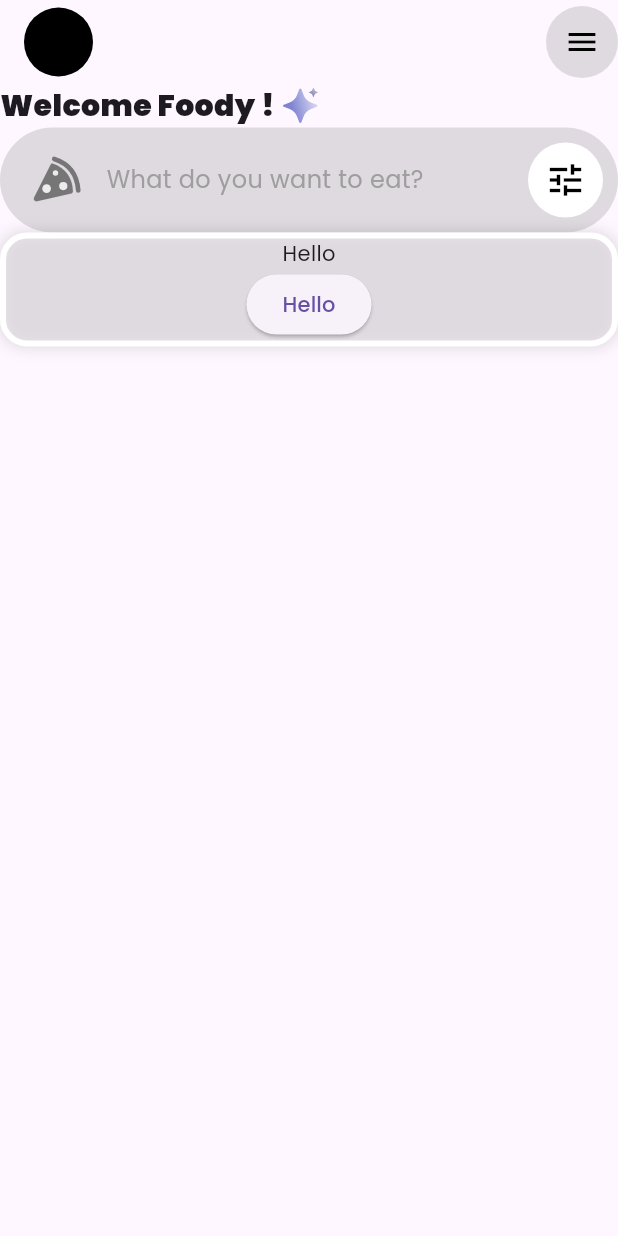
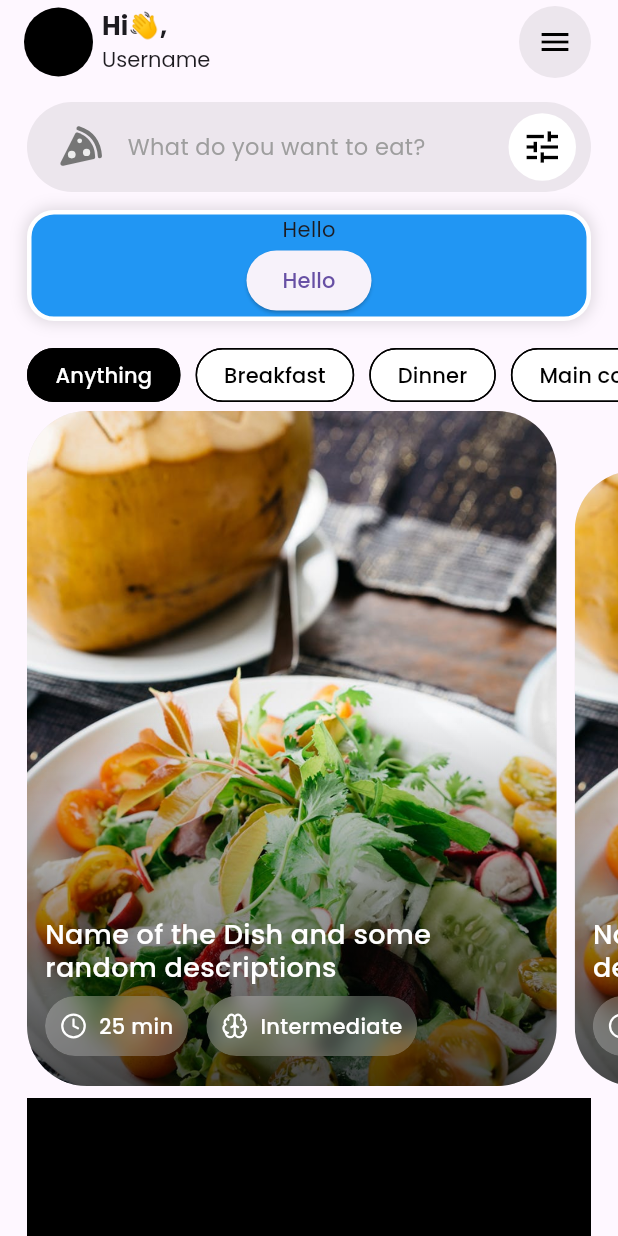
Before and after one commit to Nishan123/Yumm-AI, a Flutter app: the screen it shows after launch, on a phone screen of 412 x 824 dp. Run offline on Flutter 3.47's test engine with Material 3 defaults, Android fonts, the phone set to English and light mode, and no system bars; our stand-ins replace flutter_lucide, flutter_svg.

Commit message:
Add new home screen features and styles
- Introduced a new image asset for food recommendations.
- Updated color definitions in app_colors.dart.
- Enhanced text styles in app_text_styles.dart.
- Refactored HomeScreen to use state management and added food type selection.
- Implemented RecommendedFoodScrollSnap and HomeFoodRecommendations widgets.
- Created CustomChoiceChip for food type selection.
- Updated HomeAppBar to display user greeting.
- Modified HomeSearchBar layout and dimensions.
- Removed WelcomeText widget as part of the redesign.
- Adjusted PurchasePremiumCard styling and layout.
- Added card_swiper dependency for enhanced UI components.

```diff
--- a/lib/core/styles/app_colors.dart
+++ b/lib/core/styles/app_colors.dart
@@ -2,7 +2,8 @@ import 'package:flutter/material.dart';
 
 class AppColors {
   static Color blackColor = Colors.black;
-  static Color lightBlackColor = Colors.black12;
+  static Color lightBlackColor = const Color.fromARGB(18, 0, 0, 0);
+  static Color shadowColor = const Color.fromARGB(33, 0, 0, 0);
+  static Color whiteShadowColor = const Color.fromARGB(32, 255, 255, 255);
   static Color whiteColor = Colors.white;
-
 }
--- a/lib/core/styles/app_text_styles.dart
+++ b/lib/core/styles/app_text_styles.dart
@@ -5,4 +5,18 @@ class AppTextStyles {
     fontSize: 20,
     fontWeight: FontWeight.w900,
   );
+  static const TextStyle normalText = TextStyle(
+    fontSize: 14,
+    fontWeight: FontWeight.w500,
+  );
+  static const TextStyle h3 = TextStyle(
+    fontSize: 18,
+    fontWeight: FontWeight.w500,
+    height: 1.2,
+  );
+  static const TextStyle h5 = TextStyle(
+    fontSize: 17,
+    fontWeight: FontWeight.w700,
+    height: 1.2,
+  );
 }
--- a/lib/screens/home/home_screen.dart
+++ b/lib/screens/home/home_screen.dart
@@ -1,23 +1,71 @@
 import 'package:flutter/material.dart';
+import 'package:yumm_ai/core/styles/app_colors.dart';
 import 'package:yumm_ai/screens/home/widgets/home_app_bar.dart';
 import 'package:yumm_ai/screens/home/widgets/home_search_bar.dart';
-import 'package:yumm_ai/screens/home/widgets/welcome_text.dart';
+import 'package:yumm_ai/screens/home/widgets/recommended_food_scroll_snap.dart';
+import 'package:yumm_ai/widgets/custom_choice_chip.dart';
 import 'package:yumm_ai/widgets/purchase_premium_card.dart';
 
-class HomeScreen extends StatelessWidget{
+class HomeScreen extends StatefulWidget {
   const HomeScreen({super.key});
 
   @override
+  State<HomeScreen> createState() => _HomeScreenState();
+}
+
+class _HomeScreenState extends State<HomeScreen> {
+  String selectedFoodType = "Anything";
+  @override
   Widget build(BuildContext context) {
     return Scaffold(
-      appBar:HomeAppBar(),
-      body: SafeArea(child: Column(
-        children: [
-          WelcomeText(),
-          HomeSearchBar(),
-          PurchasePremiumCard()
-        ],
-      )),
+      appBar: HomeAppBar(),
+      body: SafeArea(
+        child: SingleChildScrollView(
+          child: Column(
+            crossAxisAlignment: CrossAxisAlignment.start,
+            children: [
+              SizedBox(height: 12),
+              // Custom Search Bar
+              HomeSearchBar(),
+              //Premium Card
+              PurchasePremiumCard(),
+              //Choice Chips
+              CustomChoiceChip(
+                onFoodTypeSelected: (foodType) {
+                  setState(() {
+                    selectedFoodType = foodType;
+                  });
+                  print(selectedFoodType);
+                },
+              ),
+
+              //Recommendations Card
+              RecommendedFoodScrollSnap(),
+
+              //Top Recipes
+              ListView.builder(
+                shrinkWrap: true,
+                physics: NeverScrollableScrollPhysics(),
+                itemCount: 8,
+                itemBuilder: (context, index) {
+                  return Column(
+                    crossAxisAlignment: CrossAxisAlignment.start,
+                    children: [
+                      Container(
+                        margin: EdgeInsets.symmetric(horizontal: 18,vertical: 8),
+                        height: 220,
+                        width: double.infinity,
+                        color: AppColors.blackColor,
+                      ),
+                      Text("Recipe name")
+                    ],
+                  );
+                },
+              ),
+            ],
+          ),
+        ),
+      ),
     );
   }
 }
--- a/lib/screens/home/widgets/home_app_bar.dart
+++ b/lib/screens/home/widgets/home_app_bar.dart
@@ -1,5 +1,6 @@
 import 'package:flutter/material.dart';
 import 'package:yumm_ai/core/styles/app_colors.dart';
+import 'package:yumm_ai/core/styles/app_text_styles.dart';
 
 class HomeAppBar extends StatelessWidget implements PreferredSizeWidget {
   const HomeAppBar({super.key});
@@ -7,15 +8,38 @@ class HomeAppBar extends StatelessWidget implements PreferredSizeWidget {
   @override
   Widget build(BuildContext context) {
     return AppBar(
-      title: CircleAvatar(
-        radius: 23,
-        backgroundColor: AppColors.blackColor,
+      title: Row(
+        spacing: 6,
+        children: [
+          CircleAvatar(radius: 23, backgroundColor: AppColors.blackColor),
+          Column(
+            spacing: 2.6,
+            mainAxisSize: MainAxisSize.min,
+            crossAxisAlignment: CrossAxisAlignment.start,
+            children: [
+              Text("Hi👋,", style: AppTextStyles.h5),
+              Text(
+                "Username",
+                style: AppTextStyles.normalText.copyWith(
+                  fontWeight: FontWeight.w400,
+                ),
+              ),
+            ],
+          ),
+        ],
       ),
       actions: [
         Container(
-          decoration: BoxDecoration(shape: BoxShape.circle,color: AppColors.lightBlackColor),
-          child: IconButton(onPressed: (){},icon: Icon(Icons.menu,color: AppColors.blackColor,),),
-        )
+          margin: EdgeInsets.only(right: 18),
+          decoration: BoxDecoration(
+            shape: BoxShape.circle,
+            color: AppColors.lightBlackColor,
+          ),
+          child: IconButton(
+            onPressed: () {},
+            icon: Icon(Icons.menu, color: AppColors.blackColor),
+          ),
+        ),
       ],
     );
   }
--- /dev/null
+++ b/lib/screens/home/widgets/home_food_recommendations.dart
@@ -0,0 +1,124 @@
+import 'dart:ui';
+import 'package:flutter/material.dart';
+import 'package:flutter_lucide/flutter_lucide.dart';
+import 'package:yumm_ai/core/styles/app_colors.dart';
+import 'package:yumm_ai/core/styles/app_text_styles.dart';
+
+class HomeFoodRecommendations extends StatelessWidget {
+  const HomeFoodRecommendations({super.key});
+
+  @override
+  Widget build(BuildContext context) {
+    final mq = MediaQuery.of(context).size;
+
+    return LayoutBuilder(
+      builder: (context, constraints) {
+        return Container(
+          width: mq.width * 0.90,
+          decoration: BoxDecoration(
+            borderRadius: BorderRadius.circular(40),
+            color: AppColors.lightBlackColor,
+          ),
+          child: ClipRRect(
+            borderRadius: BorderRadius.circular(40),
+            child: Stack(
+              children: [
+                Positioned.fill(
+                  child: Image.asset(
+                    "assets/images/salad.png",
+                    fit: BoxFit.cover,
+                  ),
+                ),
+                // Bottom gradient overlay fixed to the bottom portion only
+                Positioned.fill(
+                  child: Align(
+                    alignment: Alignment.bottomCenter,
+                    child: FractionallySizedBox(
+                      widthFactor: 1.0,
+                      heightFactor: 0.55,
+                      child: Container(
+                        decoration: const BoxDecoration(
+                          gradient: LinearGradient(
+                            begin: Alignment.bottomCenter,
+                            end: Alignment.topCenter,
+                            colors: [
+                              Color.fromARGB(180, 0, 0, 0),
+                              Color.fromARGB(80, 0, 0, 0),
+                              Color.fromARGB(0, 0, 0, 0),
+                            ],
+                            stops: [0.0, 0.6, 1.0],
+                          ),
+                        ),
+                        child: Padding(
+                          padding: const EdgeInsets.all(12),
+                          child: Column(
+                            mainAxisAlignment: MainAxisAlignment.end,
+                            crossAxisAlignment: CrossAxisAlignment.start,
+                            children: [
+                              Text(
+                                "Name of the Dish and some random descriptions",
+                                softWrap: true,
+                                maxLines: 2,
+                                overflow: TextOverflow.ellipsis,
+                                style: AppTextStyles.h3.copyWith(
+                                  color: AppColors.whiteColor,
+                                ),
+                              ),
+                              const SizedBox(height: 8),
+                              Row(
+                                children: [
+                                  _buildInfoBox(
+                                    info: "25 min",
+                                    icon: LucideIcons.clock,
+                                  ),
+                                  const SizedBox(width: 12),
+                                  _buildInfoBox(
+                                    info: "Intermediate",
+                                    icon: LucideIcons.brain,
+                                  ),
+                                ],
+                              ),
+                              const SizedBox(height: 8),
+                            ],
+                          ),
+                        ),
+                      ),
+                    ),
+                  ),
+                ),
+              ],
+            ),
+          ),
+        );
+      },
+    );
+  }
+
+  Widget _buildInfoBox({required String info, required IconData icon}) {
+    return ClipRRect(
+      borderRadius: BorderRadius.circular(26),
+      child: BackdropFilter(
+        filter: ImageFilter.blur(sigmaX: 6, sigmaY: 6),
+        child: Container(
+          padding: const EdgeInsets.symmetric(horizontal: 10, vertical: 10),
+          decoration: BoxDecoration(
+            borderRadius: BorderRadius.circular(26),
+            color: Colors.white24,
+          ),
+          child: Row(
+            spacing: 8,
+            children: [
+              Icon(icon, size: 18, color: AppColors.whiteColor),
+              Text(
+                info,
+                style: AppTextStyles.normalText.copyWith(
+                  color: AppColors.whiteColor,
+                ),
+              ),
+            ],
+          ),
+        ),
+      ),
+    );
+  }
+}
--- a/lib/screens/home/widgets/home_search_bar.dart
+++ b/lib/screens/home/widgets/home_search_bar.dart
@@ -7,7 +7,8 @@ class HomeSearchBar extends StatelessWidget {
   @override
   Widget build(BuildContext context) {
     return Container(
-      height: 70,
+      margin: EdgeInsets.symmetric(horizontal: 18),
+      height: 60,
       decoration: BoxDecoration(
         color: AppColors.lightBlackColor,
         borderRadius: BorderRadius.circular(35),
@@ -17,8 +18,8 @@ class HomeSearchBar extends StatelessWidget {
           Padding(
             padding: const EdgeInsets.only(left: 20, right: 15),
             child: SizedBox(
-              height: 36,
-              width: 36,
+              height: 32,
+              width: 32,
               child: SvgPicture.asset("assets/images/pizza_icon.svg"),
             ),
           ),
@@ -27,7 +28,7 @@ class HomeSearchBar extends StatelessWidget {
           Expanded(
             child: Text(
               'What do you want to eat?',
-              style: TextStyle(fontSize: 16, color: Colors.grey[500]),
+              style: TextStyle(fontSize: 15, color: Colors.grey[500]),
             ),
           ),
 
@@ -35,8 +36,8 @@ class HomeSearchBar extends StatelessWidget {
           Padding(
             padding: const EdgeInsets.only(right: 10),
             child: Container(
-              width: 50,
-              height: 50,
+              width: 45,
+              height: 45,
               decoration: BoxDecoration(
                 color: Colors.white,
                 shape: BoxShape.circle,
--- /dev/null
+++ b/lib/screens/home/widgets/recommended_food_scroll_snap.dart
@@ -0,0 +1,48 @@
+import 'package:flutter/material.dart';
+import 'package:yumm_ai/screens/home/widgets/home_food_recommendations.dart';
+
+class RecommendedFoodScrollSnap extends StatefulWidget {
+  const RecommendedFoodScrollSnap({super.key});
+
+  @override
+  State<RecommendedFoodScrollSnap> createState() =>
+      _RecommendedFoodScrollSnapState();
+}
+
+class _RecommendedFoodScrollSnapState extends State<RecommendedFoodScrollSnap> {
+  final _controller = PageController(viewportFraction: 0.93);
+  int focusedIndex = 0;
+
+  @override
+  void dispose() {
+    _controller.dispose();
+    super.dispose();
+  }
+
+  @override
+  Widget build(BuildContext context) {
+    return SizedBox(
+      height: 450,
+      width: double.infinity,
+      child: PageView.builder(
+        padEnds: false,
+        controller: _controller,
+        itemCount: 10,
+        onPageChanged: (i) => setState(() => focusedIndex = i),
+        itemBuilder: (context, index) {
+          final isFocused = index == focusedIndex;
+          return AnimatedPadding(
+            duration: const Duration(milliseconds: 200),
+            padding: EdgeInsets.only(
+              left: index==focusedIndex?18:0,
+              right: 12,
+              top: isFocused ? 0 : 40,
+              bottom: isFocused ? 0 : 0,
+            ),
+            child: HomeFoodRecommendations(),
+          );
+        },
+      ),
+    );
+  }
+}
--- a/lib/screens/home/widgets/welcome_text.dart
+++ /dev/null
@@ -1,18 +0,0 @@
-import 'package:flutter/material.dart';
-import 'package:flutter_svg/flutter_svg.dart';
-import 'package:yumm_ai/core/styles/app_text_styles.dart';
-
-class WelcomeText extends StatelessWidget {
-  const WelcomeText({super.key});
-
-  @override
-  Widget build(BuildContext context) {
-    return Row(
-      spacing: 4,
-      children: [
-        Text("Welcome Foody !",style: AppTextStyles.title,),
-        SvgPicture.asset("assets/images/ai_star.svg",height: 26,width: 26,),
-      ],
-    );
-  }
-}
--- /dev/null
+++ b/lib/widgets/custom_choice_chip.dart
@@ -0,0 +1,80 @@
+import 'package:flutter/material.dart';
+import 'package:yumm_ai/core/styles/app_colors.dart';
+
+class CustomChoiceChip extends StatefulWidget {
+  final void Function(String sport)? onFoodTypeSelected;
+  final EdgeInsetsGeometry padding;
+  const CustomChoiceChip({
+    super.key,
+    this.onFoodTypeSelected,
+    this.padding = const EdgeInsets.only(right: 16),
+  });
+
+  @override
+  State<CustomChoiceChip> createState() => _CustomChoiceChipState();
+}
+
+class _CustomChoiceChipState extends State<CustomChoiceChip> {
+  final List<String> foodTypes = [
+    "Anything",
+    "Breakfast",
+    "Dinner",
+    "Main course",
+    "Snacks",
+    "Dessert",
+    "Hard drinks",
+    "Soft drinks",
+  ];
+
+  int _selectedIndex = 0;
+  String result = '';
+
+  @override
+  Widget build(BuildContext context) {
+    final chips = foodTypes.asMap().entries.map((entry) {
+      final index = entry.key;
+      final foodTypes = entry.value;
+
+      return Padding(
+        padding: index == 0
+            ? const EdgeInsets.only(left: 18, right: 10)
+            : const EdgeInsets.only(right: 10),
+        child: ChoiceChip(
+          padding: EdgeInsets.symmetric(horizontal: 10, vertical: 7),
+
+          showCheckmark: false,
+          label: Text(foodTypes),
+          selected: _selectedIndex == index,
+          onSelected: (selected) =>
+              _handleSelection(selected, index, foodTypes),
+          selectedColor: AppColors.blackColor,
+          shape: RoundedRectangleBorder(
+            side: BorderSide(color: AppColors.blackColor),
+            borderRadius: BorderRadiusGeometry.circular(30),
+          ),
+          labelStyle: TextStyle(
+            color: _selectedIndex == index
+                ? AppColors.whiteColor
+                : AppColors.blackColor,
+          ),
+          backgroundColor: AppColors.whiteColor,
+        ),
+      );
+    }).toList();
+
+    return SingleChildScrollView(
+      scrollDirection: Axis.horizontal,
+      child: Padding(
+        padding: widget.padding,
+        child: Row(children: chips),
+      ),
+    );
+  }
+
+  void _handleSelection(bool selected, int index, String foodType) {
+    if (selected) {
+      setState(() => _selectedIndex = index);
+      widget.onFoodTypeSelected?.call(foodType);
+    }
+  }
+}
--- a/lib/widgets/purchase_premium_card.dart
+++ b/lib/widgets/purchase_premium_card.dart
@@ -7,11 +7,13 @@ class PurchasePremiumCard extends StatelessWidget {
   @override
   Widget build(BuildContext context) {
     return Container(
+      margin: EdgeInsets.symmetric(horizontal: 18,vertical: 12),
       width: MediaQuery.of(context).size.width,
       decoration: BoxDecoration(
+        color: Colors.blue,
         borderRadius: BorderRadius.circular(18),
-        border: Border.all(color: AppColors.whiteColor,width: 4),
-        boxShadow: [BoxShadow(color: AppColors.lightBlackColor,spreadRadius: 1,blurRadius: 8)],
+        border: Border.all(color: AppColors.whiteColor,width: 3),
+        boxShadow: [BoxShadow(color: AppColors.shadowColor,spreadRadius: 1,blurRadius: 8)],
       ),
       child: Column(children: [
         Text("Hello"),
```
Also changed, not shown: assets/images/salad.png (added), pubspec.lock.
